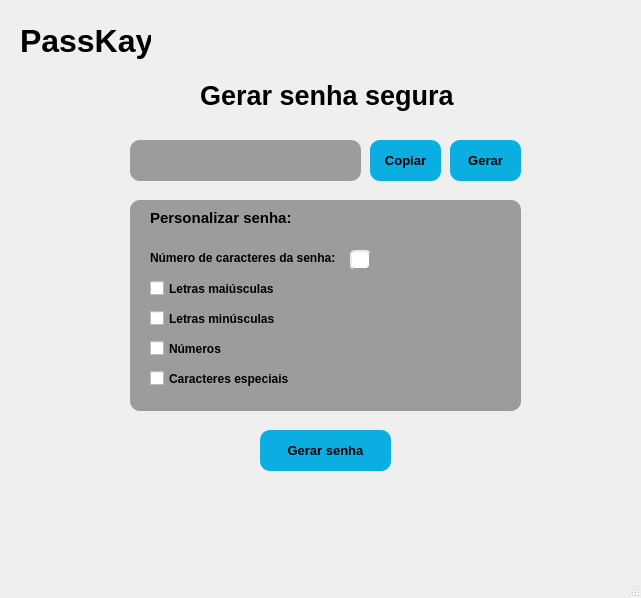
Old version of the form telas_pyqt/tela_gerar_senha.ui in the repository filipe-mateus/Engenharia-de-Software-II.
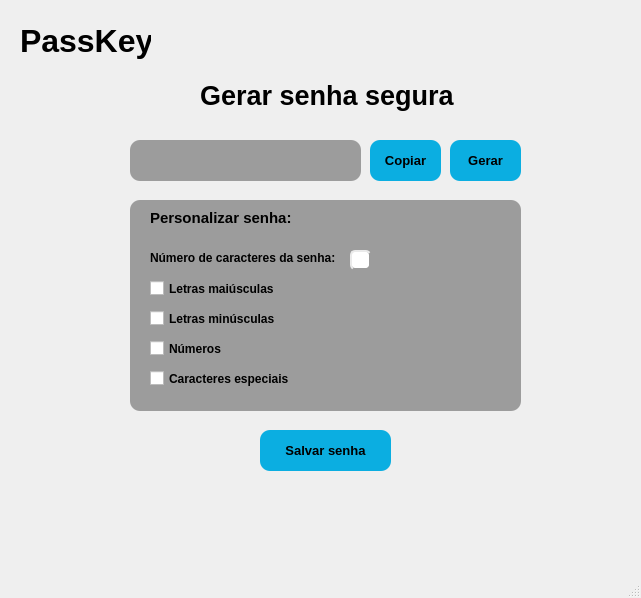
New version of the form.

Commit message:
atualização telas
Concerto do label logo e criar tela menu

The edit to the form file:
```diff
--- a/telas_pyqt/tela_gerar_senha.ui
+++ b/telas_pyqt/tela_gerar_senha.ui
@@ -239,11 +239,10 @@
      </font>
     </property>
     <property name="styleSheet">
-     <string notr="true">background: #0BAEE1; 
-border-radius: 10px;</string>
+     <string notr="true">QPushButton{ background: #0BAEE1;border-radius: 10px;}QPushButton:hover{color: white;}</string>
     </property>
     <property name="text">
-     <string>Gerar senha</string>
+     <string>Salvar senha</string>
     </property>
    </widget>
    <widget class="QLabel" name="Logo">
@@ -266,7 +265,7 @@
      <enum>Qt::LeftToRight</enum>
     </property>
     <property name="text">
-     <string>PassKay</string>
+     <string>PassKey</string>
     </property>
    </widget>
    <widget class="QCheckBox" name="checkBox">
```
Left out of the diff: 18 changed lines with no effect on the pictures. The commit also changes 4 other files.
